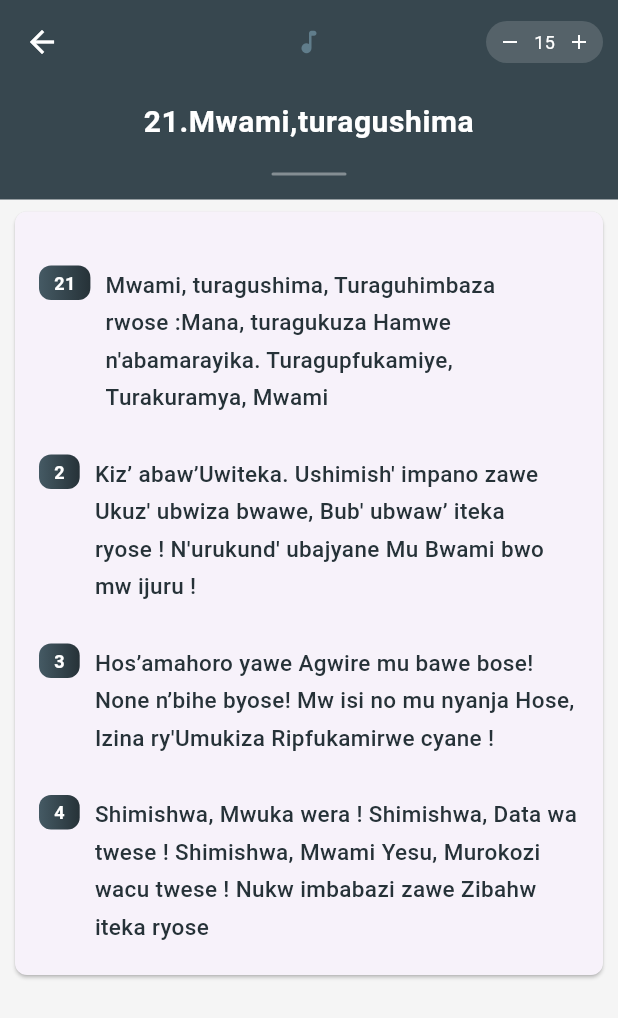
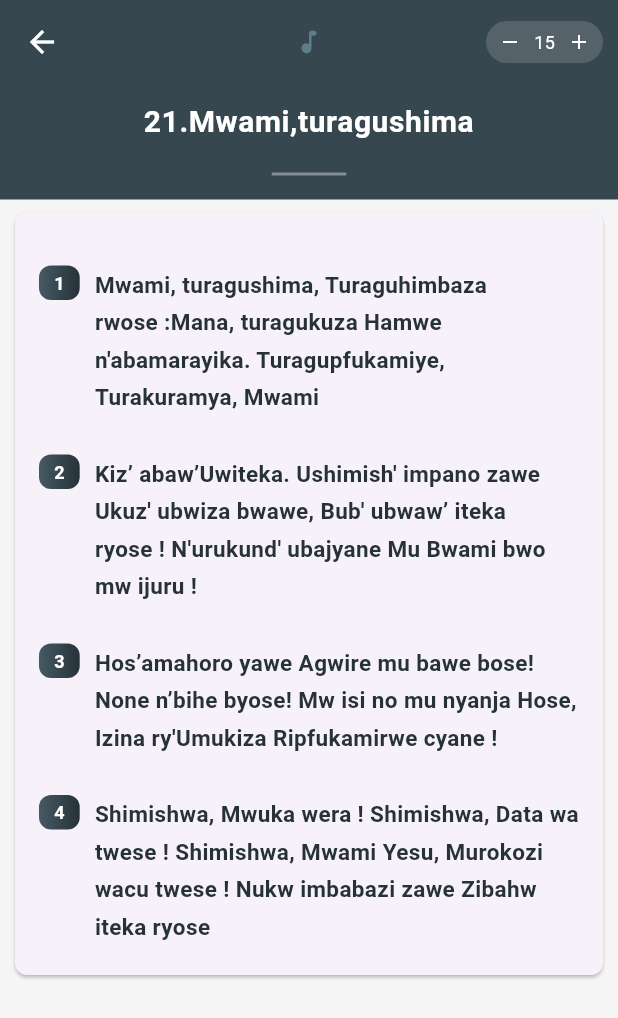
Before and after one commit to jules21/Himbaza-Imana, a Flutter app: the screen it shows after launch, tab 2 chosen, scrolled down 1152 dp, after a tap on "21", on a phone screen of 412 x 824 dp. Shown: the top 1018 px of the screen. Run offline on Flutter 3.47's test engine with Material 3 defaults, Android fonts, the phone set to English and light mode, and no system bars; our stand-ins replace google_fonts.

Commit message:
enhance UI

```diff
--- a/lib/page/bride_lyrics.dart
+++ b/lib/page/bride_lyrics.dart
@@ -167,6 +167,9 @@ class _BrideLyricsState extends State<BrideLyrics> {
 
       if (RegExp(r"^\d+\.").hasMatch(line)) {
         flushChorus(); isChorus = false;
+        // Number without dot
+        final number = RegExp(r"^\d+").firstMatch(line)?.group(0) ?? '';
+        final rest = line.replaceFirst(RegExp(r"^\d+\.\s*"), '');
         widgets.add(const SizedBox(height: 16));
         widgets.add(Row(
           crossAxisAlignment: CrossAxisAlignment.start,
@@ -177,7 +180,7 @@ class _BrideLyricsState extends State<BrideLyrics> {
                 gradient: LinearGradient(colors: [Colors.blueGrey[700]!, Colors.blueGrey[900]!]),
                 borderRadius: BorderRadius.circular(8),
               ),
-              child: Text(RegExp(r"^\d+\.").firstMatch(line)?.group(0) ?? '', style: const TextStyle(fontSize: 12, fontWeight: FontWeight.bold, color: Colors.white)),
+              child: Text(number, style: const TextStyle(fontSize: 12, fontWeight: FontWeight.bold, color: Colors.white)),
             ),
             const SizedBox(width: 10),
             Expanded(child: Text(line.replaceFirst(RegExp(r"^\d+\.\s*"), ''), style: TextStyle(fontSize: _fontSize, fontWeight: FontWeight.w500, color: Colors.blueGrey[900], height: 1.65))),
--- a/lib/page/unified_lyrics.dart
+++ b/lib/page/unified_lyrics.dart
@@ -196,8 +196,31 @@ class _UnifiedLyricsState extends State<UnifiedLyrics> {
   );
 
   List<Widget> _formatLyrics(String lyrics) {
+    print("here");
+    lyrics = lyrics.replaceFirstMapped(
+      RegExp(r'^(\d+)\.'),
+          (m) => m.group(1) == '1' ? m.group(0)! : '1.',
+    );
+
     // FIX: Use a clean list copy so repeated calls never share state
-    final lines = List<String>.from(lyrics.split('\n'));
+    var lines = List<String>.from(lyrics.split('\n'));
+
+    // Strip a leading line that is ONLY a standalone number (the song's own
+    // catalogue number stored as the first line, e.g. "5" or "5.").
+    // Without this the first verse badge shows the song number instead of "1".
+    if (lines.isNotEmpty) {
+      final firstNonEmpty = lines.indexWhere((l) => l.trim().isNotEmpty);
+      if (firstNonEmpty != -1) {
+        final candidate = lines[firstNonEmpty].trim();
+        // Matches lines that are ONLY a number, optionally followed by a dot —
+        // no extra text after it (those are real "1. First line of verse" lines).
+        final soloNumber = RegExp(r'^\d+\.?\s*$');
+        if (soloNumber.hasMatch(candidate)) {
+          lines = List<String>.from(lines)..removeAt(firstNonEmpty);
+        }
+      }
+    }
+
     final widgets = <Widget>[];
 
     // State machine — avoids look-ahead index bugs
@@ -250,7 +273,7 @@ class _UnifiedLyricsState extends State<UnifiedLyrics> {
                   line,
                   textAlign: TextAlign.center,
                   style: TextStyle(
-                    fontSize: _fontSize, // FIX: always _fontSize
+                    fontSize: _fontSize,
                     color: Colors.blueGrey[700],
                     fontStyle: FontStyle.italic,
                     fontWeight: FontWeight.w500,
@@ -293,7 +316,6 @@ class _UnifiedLyricsState extends State<UnifiedLyrics> {
         widgets.add(Row(
           crossAxisAlignment: CrossAxisAlignment.start,
           children: [
-            // FIX: show number WITHOUT dot
             Container(
               padding: const EdgeInsets.symmetric(
                   horizontal: 10, vertical: 3),
@@ -319,8 +341,8 @@ class _UnifiedLyricsState extends State<UnifiedLyrics> {
                 child: Text(
                   rest,
                   style: TextStyle(
-                    fontSize: _fontSize, // FIX: always _fontSize
-                    fontWeight: FontWeight.w500,
+                    fontSize: _fontSize,
+                    fontWeight: FontWeight.bold,// jules21
                     color: Colors.blueGrey[900],
                     height: 1.65,
                   ),
@@ -355,7 +377,8 @@ class _UnifiedLyricsState extends State<UnifiedLyrics> {
           line,
           textAlign: TextAlign.center,
           style: TextStyle(
-            fontSize: _fontSize, // FIX: always _fontSize
+            fontWeight: FontWeight.bold,
+            fontSize: _fontSize,
             color: Colors.blueGrey[800],
             height: 1.65,
             letterSpacing: 0.2,
--- a/lib/screens/build_card_view.dart
+++ b/lib/screens/build_card_view.dart
@@ -13,7 +13,6 @@ class BuildCardView extends StatelessWidget {
 
   @override
   Widget build(BuildContext context) {
-    print(songs[1]);
     return ListView.builder(
       padding: const EdgeInsets.all(16.0),
       itemCount: songs.length,
```
